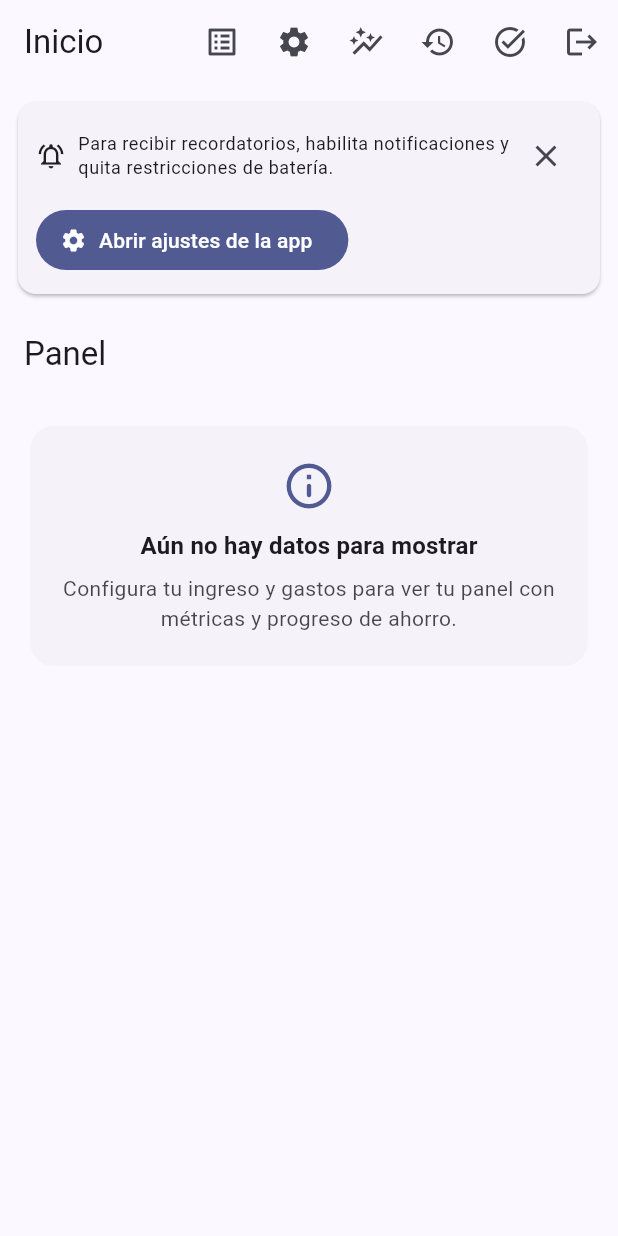
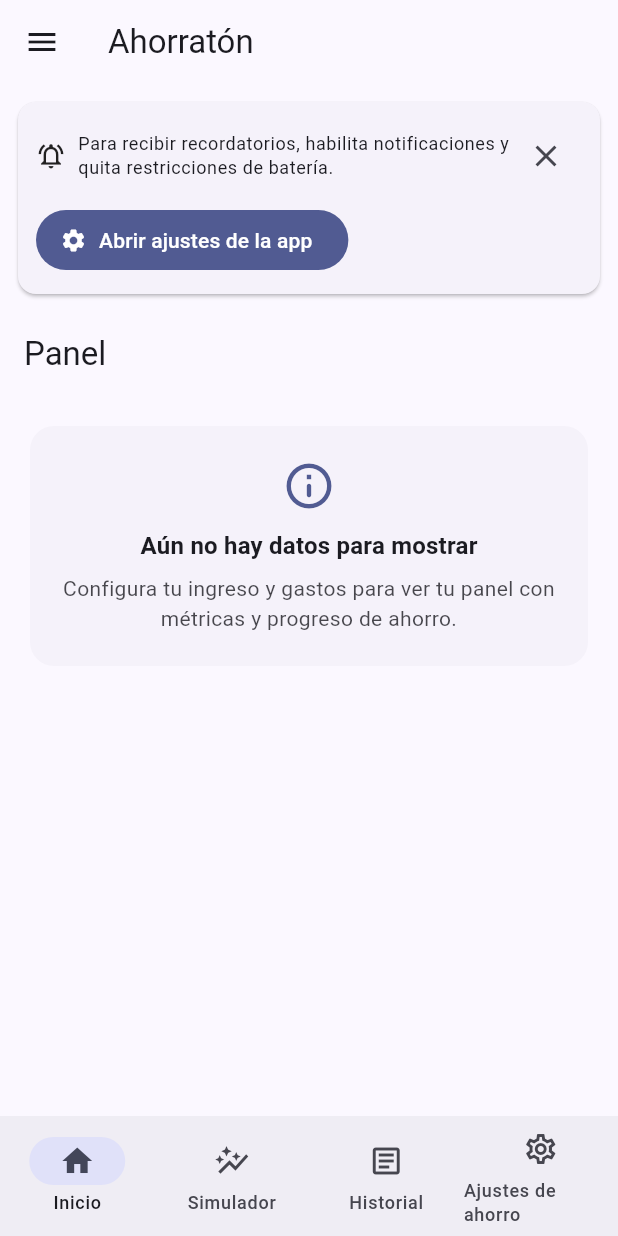
Before and after one commit to Becajona/FlutterApp_Jenni, a Flutter app: the HomeScreen screen opened by its route, on a phone screen of 412 x 824 dp. Run offline on Flutter 3.47's test engine with Material 3 defaults, Android fonts, the phone set to English and light mode, and no system bars; our stand-ins replace cloud_firestore, equatable, firebase_auth, firebase_core, fl_chart, flutter_local_notifications and 4 more; missing offline and left inert: android_intent_plus, app_settings, dart:html; accounts and stored records are empty; network calls fail.

Commit message:
navegacion actualizada

```diff
--- a/lib/presentation/screens/dashboard/dashboard_screen.dart
+++ b/lib/presentation/screens/dashboard/dashboard_screen.dart
@@ -13,7 +13,6 @@ import '../../widgets/charts/category_pie.dart';
 import '../../widgets/charts/emergency_progress.dart';
 import '../../widgets/charts/annual_projection.dart';
 
-// 👇 Servicios para frase del día y conversión
 import '../../../data/api_exchange_service.dart';
 import '../../../data/api_quotes_service.dart';
 class DashboardScreen extends StatelessWidget {
--- a/lib/presentation/screens/expenses/expenses_crud_screen.dart
+++ b/lib/presentation/screens/expenses/expenses_crud_screen.dart
@@ -21,6 +21,8 @@ class ExpensesCrudScreen extends StatelessWidget {
     return Scaffold(
       extendBodyBehindAppBar: true,
       appBar: AppBar(
+        leading: const BackButton(),
+
         elevation: 0,
         backgroundColor: Colors.transparent,
         centerTitle: true,
--- a/lib/presentation/screens/history/history_screen.dart
+++ b/lib/presentation/screens/history/history_screen.dart
@@ -45,6 +45,7 @@ class _HistoryScreenState extends State<HistoryScreen> {
 
     return Scaffold(
       appBar: AppBar(
+        leading: const BackButton(),
         centerTitle: true,
         title: const Text('Historial'),
         elevation: 0,
--- a/lib/screens/home_screen.dart
+++ b/lib/screens/home_screen.dart
@@ -7,10 +7,7 @@ import '../auth/auth_repository.dart';
 import '../presentation/controllers/budget_controller.dart';
 import '../presentation/screens/dashboard/dashboard_screen.dart';
 
-// Panel extra (frase + conversión USD)
-import '../presentation/widgets/dashboard_extra_panel.dart';
-
-// Paquete para abrir la pantalla de ajustes de la app
+// Abrir ajustes de la app (notificaciones/batería)
 import 'package:app_settings/app_settings.dart';
 
 class HomeScreen extends StatefulWidget {
@@ -23,45 +20,66 @@ class HomeScreen extends StatefulWidget {
 class _HomeScreenState extends State<HomeScreen> {
   bool _showPermissionCard = true;
 
+  /// Índice del BottomNav (Inicio = 0)
+  int _currentIndex = 0;
+
+  /// Navegar según el tab seleccionado.
+  /// - Inicio usa go() para evitar apilar rutas.
+  /// - Otras pestañas usan push() para que el botón Atrás regrese a Inicio.
+  void _onBottomTap(int i) {
+    if (i == _currentIndex) return;
+    setState(() => _currentIndex = i);
+
+    switch (i) {
+      case 0:
+        context.go('/home');       // reemplaza la ruta → no apila
+        break;
+      case 1:
+        context.push('/simulator'); // apila → BackButton regresa a /home
+        break;
+      case 2:
+        context.push('/history');
+        break;
+      case 3:
+        context.push('/settings');
+        break;
+    }
+  }
+
   @override
   Widget build(BuildContext context) {
     final auth = context.read<AuthRepository>();
-    final budget = context.watch<BudgetController>();
-    final result = budget.calculate();
-    // Tomamos el ahorro base (ajusta si tu modelo usa otro campo)
-    final ahorroTotalLocal = (result?.ahorroQ ?? 0).toDouble();
+    final ctrl = context.read<BudgetController>();
 
     return Scaffold(
+      // APP BAR
       appBar: AppBar(
-        title: const Text('Inicio'),
-        actions: [
-          IconButton(
-            tooltip: 'Gastos fijos',
-            icon: const Icon(Icons.list_alt),
-            onPressed: () => context.push('/expenses'),
+        title: const Text('Ahorratón'),
       ),
-          IconButton(
-            tooltip: 'Ajustes',
-            icon: const Icon(Icons.settings),
-            onPressed: () => context.push('/settings'),
+
+      // DRAWER
+      drawer: Drawer(
+        child: SafeArea(
+          child: ListView(
+            padding: const EdgeInsets.symmetric(vertical: 8),
+            children: [
+              // Cabecera opcional con logo/usuario aquí
+
+              ListTile(
+                leading: const Icon(Icons.account_balance_wallet_outlined),
+                title: const Text('Gastos fijos'),
+                onTap: () {
+                  Navigator.of(context).pop(); // cierra drawer
+                  context.push('/expenses');
+                },
               ),
-          IconButton(
-            tooltip: 'Simulador',
-            icon: const Icon(Icons.auto_graph),
-            onPressed: () => context.push('/simulator'),
-          ),
-          IconButton(
-            tooltip: 'Historial',
-            icon: const Icon(Icons.history),
-            onPressed: () => context.push('/history'),
-          ),
-          IconButton(
-            tooltip: 'Cerrar quincena',
-            icon: const Icon(Icons.task_alt),
-            onPressed: () async {
-              final ctrl = context.read<BudgetController>();
+              ListTile(
+                leading: const Icon(Icons.task_alt_outlined),
+                title: const Text('Quincena Cerrada'),
+                onTap: () async {
+                  Navigator.of(context).pop();
                   final pid = await ctrl.closeCurrentPeriod();
-              if (!context.mounted) return;
+                  if (!mounted) return;
                   ScaffoldMessenger.of(context).showSnackBar(
                     SnackBar(
                       content: Text(
@@ -71,13 +89,21 @@ class _HomeScreenState extends State<HomeScreen> {
                   );
                 },
               ),
-          IconButton(
-            tooltip: 'Cerrar sesión',
-            icon: const Icon(Icons.logout),
-            onPressed: auth.signOut,
+              const Divider(height: 16),
+              ListTile(
+                leading: const Icon(Icons.logout),
+                title: const Text('Cerrar sesión'),
+                onTap: () async {
+                  Navigator.of(context).pop();
+                  await auth.signOut();
+                },
               ),
             ],
           ),
+        ),
+      ),
+
+      // BODY (Inicio)
       body: Column(
         children: [
           if (_showPermissionCard)
@@ -85,11 +111,36 @@ class _HomeScreenState extends State<HomeScreen> {
               setState(() => _showPermissionCard = false);
             }),
 
-          // 🔥 NUEVO: panel con frase motivacional + ahorro convertido a USD
-          // Pásale el total de ahorro estimado en tu moneda local (ej. MXN)
-
           // Tu dashboard de siempre
           const Expanded(child: DashboardScreen()),
+        ],
+      ),
+
+      // BOTTOM NAV
+      bottomNavigationBar: NavigationBar(
+        selectedIndex: _currentIndex,
+        onDestinationSelected: _onBottomTap,
+        destinations: const [
+          NavigationDestination(
+            icon: Icon(Icons.home_outlined),
+            selectedIcon: Icon(Icons.home),
+            label: 'Inicio',
+          ),
+          NavigationDestination(
+            icon: Icon(Icons.auto_graph_outlined),
+            selectedIcon: Icon(Icons.auto_graph),
+            label: 'Simulador',
+          ),
+          NavigationDestination(
+            icon: Icon(Icons.article_outlined),
+            selectedIcon: Icon(Icons.article),
+            label: 'Historial',
+          ),
+          NavigationDestination(
+            icon: Icon(Icons.settings_outlined),
+            selectedIcon: Icon(Icons.settings),
+            label: 'Ajustes de ahorro',
+          ),
         ],
       ),
     );
@@ -119,10 +170,7 @@ class _PermissionHelpCard extends StatelessWidget {
                     style: Theme.of(context).textTheme.bodySmall,
                   ),
                 ),
-                IconButton(
-                  icon: const Icon(Icons.close),
-                  onPressed: onClose,
-                ),
+                IconButton(icon: const Icon(Icons.close), onPressed: onClose),
               ],
             ),
             const SizedBox(height: 8),
```
Lines whose indentation alone changed are shown as unchanged.
